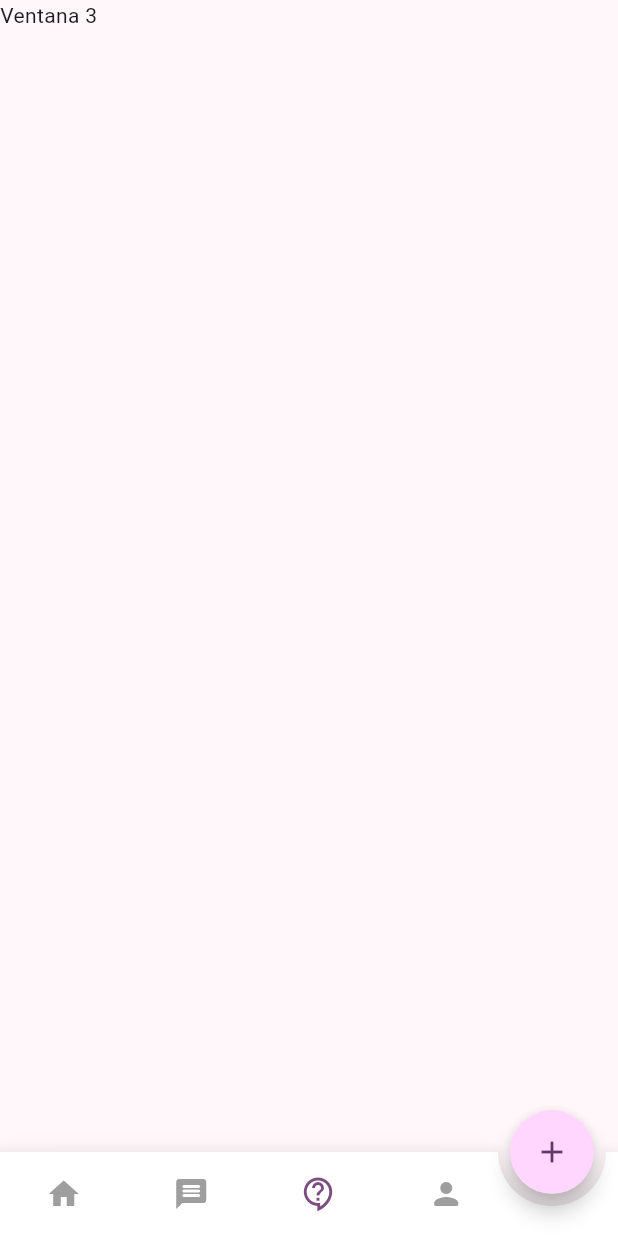
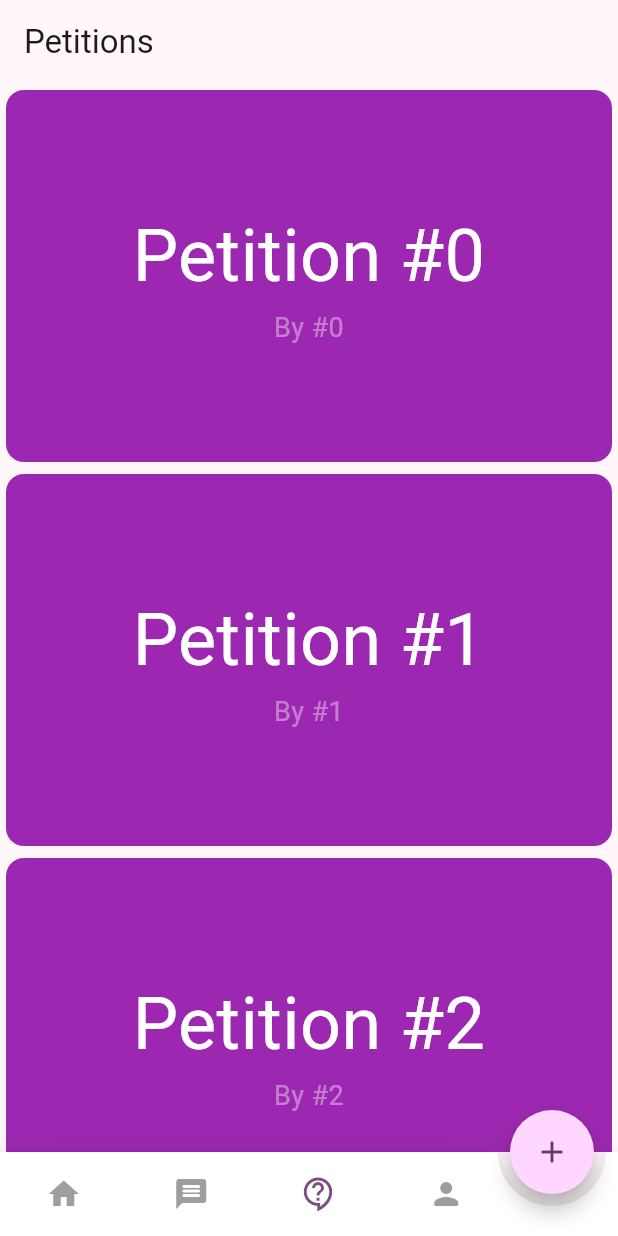
Before and after one commit to CerberusProgrammer/kind_words, a Flutter app: the screen it shows after launch, item 3 of the bottom bar chosen, on a phone screen of 412 x 824 dp. Run offline on Flutter 3.47's test engine with Material 3 defaults, Android fonts, the light colour scheme and no system bars; drawn by our look-alikes of animated_bottom_navigation_bar.

Commit message:
A lot of new code

```diff
--- /dev/null
+++ b/lib/models/petition.dart
@@ -0,0 +1,19 @@
+import 'package:flutter/material.dart';
+
+class Petition {
+  final String title;
+  final String content;
+  final double textSize;
+  final IconData icon;
+  final Color color;
+  final String author;
+
+  Petition({
+    required this.title,
+    required this.content,
+    this.textSize = 24,
+    this.icon = Icons.handshake,
+    this.color = Colors.red,
+    this.author = "Anonymous",
+  });
+}
--- /dev/null
+++ b/lib/providers/chat.provider.dart
@@ -0,0 +1,3 @@
+import 'package:flutter/material.dart';
+
+class ChatProvider extends ChangeNotifier {}
--- /dev/null
+++ b/lib/providers/petition.provider.dart
@@ -0,0 +1,6 @@
+import 'package:flutter/material.dart';
+import 'package:kind_words/models/petition.dart';
+
+class PetitionProvider extends ChangeNotifier {
+  List<Petition> petitions = [];
+}
--- a/lib/screen/dashboard.screen.dart
+++ b/lib/screen/dashboard.screen.dart
@@ -1,6 +1,7 @@
 import 'package:flutter/material.dart';
 import 'package:kind_words/screen/home/home.screen.dart';
 import 'package:animated_bottom_navigation_bar/animated_bottom_navigation_bar.dart';
+import 'package:kind_words/screen/petition/petitions.screen.dart';
 import 'package:kind_words/screen/post/post.create.screen.dart';
 
 class DashboardScreen extends StatefulWidget {
@@ -16,7 +17,7 @@ class _DashboardScreenState extends State<DashboardScreen> {
   final List<Widget> _children = const [
     HomeScreen(),
     Text('Ventana 2'),
-    Text('Ventana 3'),
+    PetitionsScreen(),
     Text('Ventana 4'),
   ];
 
--- /dev/null
+++ b/lib/screen/petition/petitions.screen.dart
@@ -0,0 +1,60 @@
+import 'package:flutter/material.dart';
+import 'package:kind_words/screen/petition/petition.view.screen.dart';
+
+class PetitionsScreen extends StatefulWidget {
+  const PetitionsScreen({super.key});
+
+  @override
+  State<PetitionsScreen> createState() => _PetitionsScreenState();
+}
+
+class _PetitionsScreenState extends State<PetitionsScreen> {
+  @override
+  Widget build(BuildContext context) {
+    return Scaffold(
+      appBar: AppBar(
+        title: const Text('Petitions'),
+      ),
+      body: ListView.builder(
+        itemBuilder: (context, index) {
+          return SizedBox(
+            height: 256,
+            child: Card(
+              elevation: 0,
+              color: Colors.purple,
+              child: InkWell(
+                onTap: () => Navigator.push(
+                    context,
+                    MaterialPageRoute(
+                        builder: (builder) =>
+                            PetitionViewScreen(index: index))),
+                borderRadius: BorderRadius.circular(10),
+                child: Column(
+                  mainAxisAlignment: MainAxisAlignment.center,
+                  children: [
+                    Text(
+                      'Petition #$index',
+                      textAlign: TextAlign.center,
+                      style: const TextStyle(
+                        color: Colors.white,
+                        fontSize: 48,
+                      ),
+                    ),
+                    Text(
+                      'By #$index',
+                      textAlign: TextAlign.center,
+                      style: TextStyle(
+                        color: Colors.white.withOpacity(0.4),
+                        fontSize: 18,
+                      ),
+                    ),
+                  ],
+                ),
+              ),
+            ),
+          );
+        },
+      ),
+    );
+  }
+}
```
Also changed, not shown: lib/screen/petition/petition.view.screen.dart (added, +35 -0 lines), lib/screen/chat/chat.screen.dart (added).
